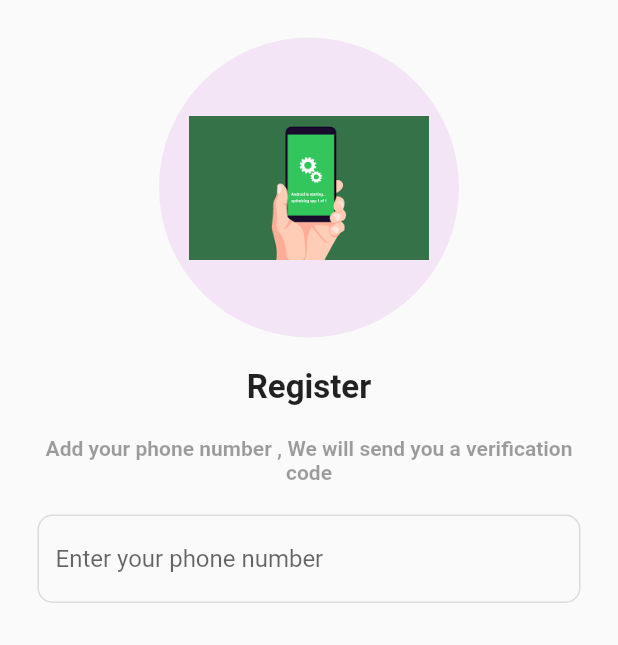
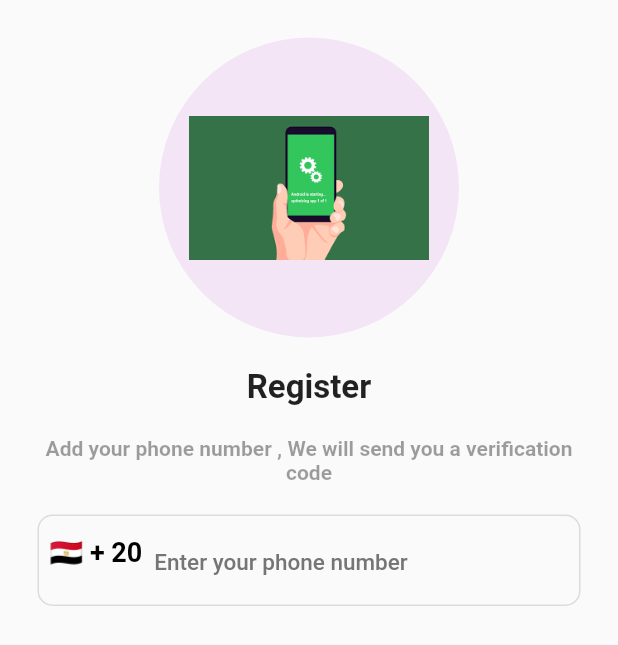
Before and after one commit to mohamedmostfa2000/Phone_Auth_Flutter_FireBase_App, a Flutter app: the RegisterScreen screen opened directly, on a phone screen of 412 x 824 dp. Shown: the top 645 px of the screen. Run offline on Flutter 3.47's test engine with Material 2 defaults, Android fonts, the light colour scheme and no system bars; our stand-ins replace country_picker.

Commit message:
Mohamed Mostfa - design prefix of form text field in register screen

```diff
--- a/lib/Screens/Register_Screen.dart
+++ b/lib/Screens/Register_Screen.dart
@@ -1,3 +1,4 @@
+import 'package:country_picker/country_picker.dart';
 import 'package:flutter/material.dart';
 
 class RegisterScreen extends StatefulWidget {
@@ -9,8 +10,25 @@ class RegisterScreen extends StatefulWidget {
 
 class _RegisterScreenState extends State<RegisterScreen> {
   final TextEditingController phoneController = TextEditingController();
+
+  Country selectedCountry = Country(
+    phoneCode: "20",
+    countryCode: "Eg",
+    e164Sc: 0,
+    geographic: true,
+    level: 1,
+    name: "Egypt",
+    example: "Egypt",
+    displayName: "Egypt",
+    displayNameNoCountryCode: "Eg",
+    e164Key: "",
+  );
+
   @override
   Widget build(BuildContext context) {
+    phoneController.selection = TextSelection.fromPosition(
+      TextPosition(offset: phoneController.text.length),
+    );
     return Scaffold(
       body: SafeArea(
         child: Center(
@@ -54,8 +72,22 @@ class _RegisterScreenState extends State<RegisterScreen> {
                 TextFormField(
                   cursorColor: Colors.purple,
                   controller: phoneController,
+                  style: const TextStyle(
+                    fontSize: 18,
+                    fontWeight: FontWeight.bold,
+                  ),
+                  onChanged: (value) {
+                    setState(() {
+                      phoneController.text = value;
+                    });
+                  },
                   decoration: InputDecoration(
                     hintText: "Enter your phone number",
+                    hintStyle: TextStyle(
+                      fontWeight: FontWeight.w500,
+                      fontSize: 15,
+                      color: Colors.grey.shade600,
+                    ),
                     enabledBorder: OutlineInputBorder(
                       borderRadius: BorderRadius.circular(10),
                       borderSide: const BorderSide(color: Colors.black12),
@@ -64,6 +96,47 @@ class _RegisterScreenState extends State<RegisterScreen> {
                       borderRadius: BorderRadius.circular(10),
                       borderSide: const BorderSide(color: Colors.black12),
                     ),
+                    prefixIcon: Container(
+                      padding: const EdgeInsets.all(8.0),
+                      child: InkWell(
+                        onTap: () {
+                          showCountryPicker(
+                              context: context,
+                              countryListTheme: const CountryListThemeData(
+                                bottomSheetHeight: 500,
+                              ),
+                              onSelect: (value) {
+                                setState(() {
+                                  selectedCountry = value;
+                                });
+                              });
+                        },
+                        child: Text(
+                          "${selectedCountry.flagEmoji} + ${selectedCountry.phoneCode}",
+                          style: TextStyle(
+                            fontSize: 18,
+                            fontWeight: FontWeight.bold,
+                            color: Colors.black,
+                          ),
+                        ),
+                      ),
+                    ),
+                    suffixIcon: phoneController.text.length > 9
+                        ? Container(
+                            height: 30,
+                            width: 30,
+                            margin: const EdgeInsets.all(10.0),
+                            decoration: BoxDecoration(
+                              shape: BoxShape.circle,
+                              color: Colors.green,
+                            ),
+                            child: const Icon(
+                              Icons.done,
+                              color: Colors.white,
+                              size: 20,
+                            ),
+                          )
+                        : null,
                   ),
                 )
               ],
--- a/pubspec.yaml
+++ b/pubspec.yaml
@@ -36,6 +36,7 @@ dependencies:
   # The following adds the Cupertino Icons font to your application.
   # Use with the CupertinoIcons class for iOS style icons.
   cupertino_icons: ^1.0.2
+  country_picker: ^2.0.19
 
 dev_dependencies:
   flutter_test:
```
Also changed, not shown: pubspec.lock.
